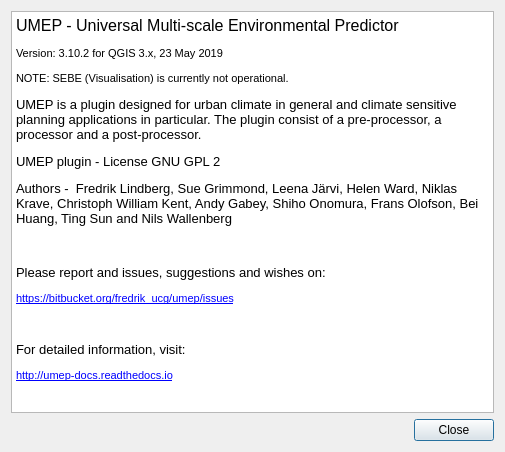
Qt form UMEP_about.ui (UMEP-dev/UMEP) before a commit.
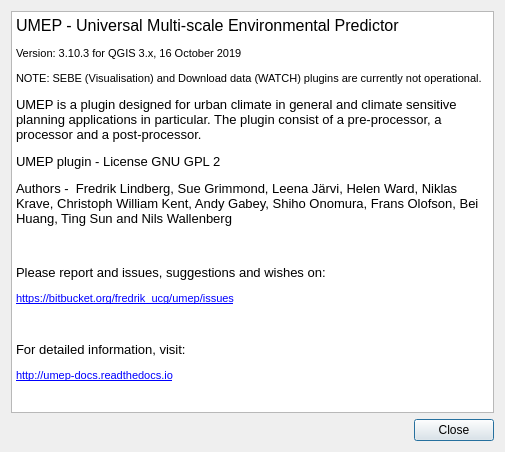
The same form after that commit.

```diff
--- a/UMEP_about.ui
+++ b/UMEP_about.ui
@@ -31,8 +31,8 @@
 p, li { white-space: pre-wrap; }
 &lt;/style&gt;&lt;/head&gt;&lt;body style=&quot; font-family:'MS Shell Dlg 2'; font-size:8.25pt; font-weight:400; font-style:normal;&quot;&gt;
 &lt;p style=&quot; margin-top:0px; margin-bottom:0px; margin-left:0px; margin-right:0px; -qt-block-indent:0; text-indent:0px;&quot;&gt;&lt;span style=&quot; font-size:12pt;&quot;&gt;UMEP - Universal Multi-scale Environmental Predictor &lt;/span&gt;&lt;/p&gt;
-&lt;p style=&quot; margin-top:12px; margin-bottom:12px; margin-left:0px; margin-right:0px; -qt-block-indent:0; text-indent:0px;&quot;&gt;&lt;span style=&quot; font-size:8pt;&quot;&gt;Version: 3.10.2 for QGIS 3.x, 23 May 2019&lt;/span&gt;&lt;/p&gt;
-&lt;p style=&quot; margin-top:12px; margin-bottom:12px; margin-left:0px; margin-right:0px; -qt-block-indent:0; text-indent:0px;&quot;&gt;&lt;span style=&quot; font-size:8pt;&quot;&gt;NOTE: SEBE (Visualisation) is currently not operational.&lt;/span&gt;&lt;/p&gt;
+&lt;p style=&quot; margin-top:12px; margin-bottom:12px; margin-left:0px; margin-right:0px; -qt-block-indent:0; text-indent:0px;&quot;&gt;&lt;span style=&quot; font-size:8pt;&quot;&gt;Version: 3.10.3 for QGIS 3.x, 16 October 2019&lt;/span&gt;&lt;/p&gt;
+&lt;p style=&quot; margin-top:12px; margin-bottom:12px; margin-left:0px; margin-right:0px; -qt-block-indent:0; text-indent:0px;&quot;&gt;&lt;span style=&quot; font-size:8pt;&quot;&gt;NOTE: SEBE (Visualisation) and Download data (WATCH) plugins are currently not operational.&lt;/span&gt;&lt;/p&gt;
 &lt;p style=&quot; margin-top:12px; margin-bottom:12px; margin-left:0px; margin-right:0px; -qt-block-indent:0; text-indent:0px;&quot;&gt;&lt;span style=&quot; font-size:10pt;&quot;&gt;UMEP is a plugin designed for urban climate in general and climate sensitive planning applications in particular. The plugin consist of a pre-processor, a processor and a post-processor.&lt;/span&gt;&lt;/p&gt;
 &lt;p style=&quot; margin-top:12px; margin-bottom:12px; margin-left:0px; margin-right:0px; -qt-block-indent:0; text-indent:0px;&quot;&gt;&lt;span style=&quot; font-size:10pt;&quot;&gt;UMEP plugin - License GNU GPL 2&lt;/span&gt;&lt;/p&gt;
 &lt;p style=&quot; margin-top:12px; margin-bottom:12px; margin-left:0px; margin-right:0px; -qt-block-indent:0; text-indent:0px;&quot;&gt;&lt;span style=&quot; font-size:10pt;&quot;&gt;Authors -  Fredrik Lindberg, Sue Grimmond, Leena Järvi, Helen Ward, Niklas Krave, Christoph William Kent, Andy Gabey, Shiho Onomura, Frans Olofson, Bei Huang, Ting Sun and Nils Wallenberg&lt;/span&gt;&lt;/p&gt;
```
